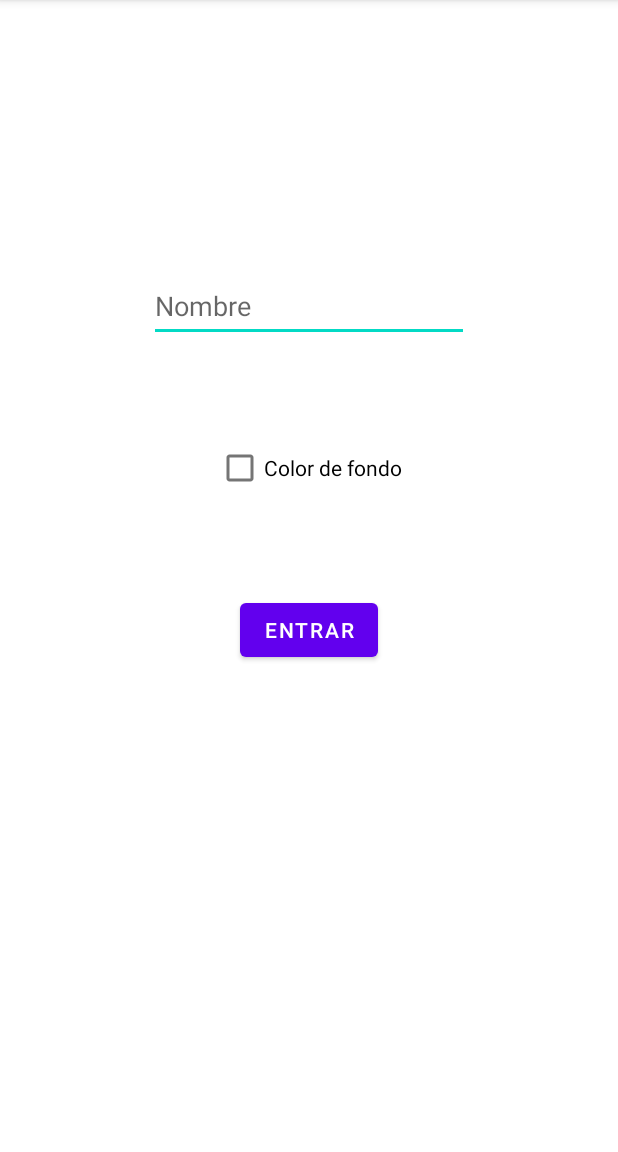
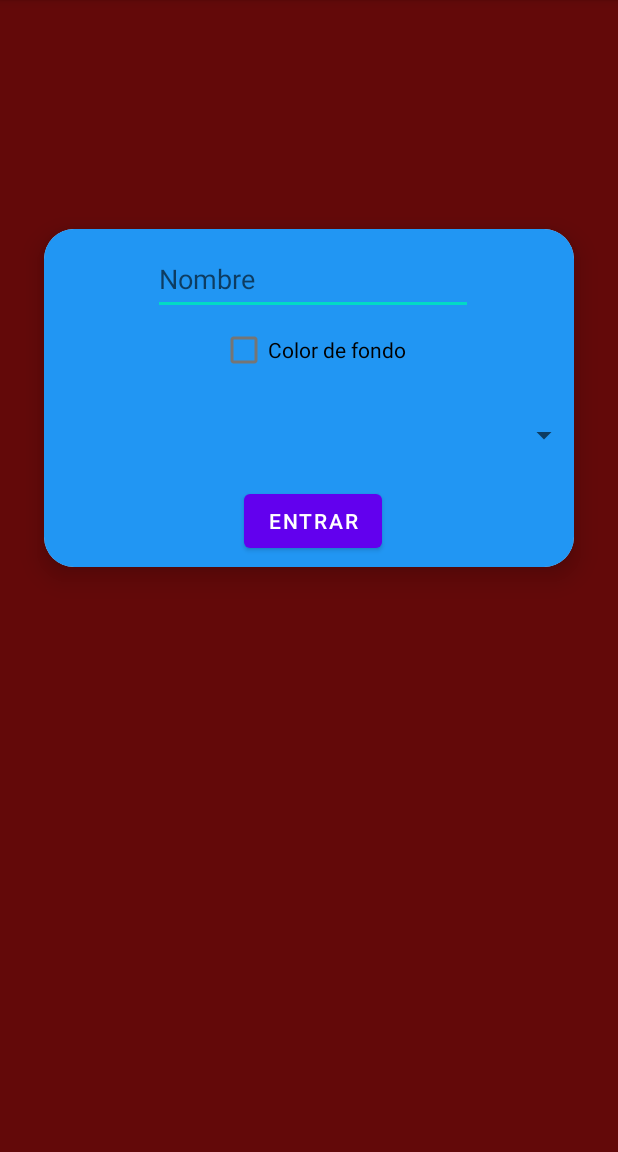
Before and after one commit to JoseSubzero/mySharedPreferences, an Android app: the screen it shows after launch (MainActivity), on a phone screen of 412 x 824 dp, the part 84-1236 px from its top. Run offline under Robolectric (Android 15) with nearby library versions, the phone set to English and light mode, and no system bars.

Commit message:
Commit segundo. CardViews añadidas y spinner insertado en la cardView. Codigo para el spinner comentado y posible fallo que provoca la explosion

```diff
--- a/app/src/main/java/com/example/mysharedpreferences/AccessActivity.kt
+++ b/app/src/main/java/com/example/mysharedpreferences/AccessActivity.kt
@@ -25,7 +25,7 @@ class AccessActivity : AppCompatActivity() {
         val userName = prefs.getName()
         binding.tvHello.text = "¡Hola $userName!"
         if (prefs.getColorCheck()) {
-            binding.containerLayout.setBackgroundColor(
+            binding.ContainerCardView.setBackgroundColor(
                 ContextCompat.getColor(this, R.color.purple_200)
             )
         }
--- a/app/src/main/java/com/example/mysharedpreferences/MainActivity.kt
+++ b/app/src/main/java/com/example/mysharedpreferences/MainActivity.kt
@@ -9,10 +9,13 @@ import com.example.mysharedpreferences.databinding.ActivityMainBinding
 
 class MainActivity : AppCompatActivity() {
     private lateinit var binding: ActivityMainBinding
+    var color = arrayOf("")
     override fun onCreate(savedInstanceState: Bundle?) {
         super.onCreate(savedInstanceState)
         binding = ActivityMainBinding.inflate(layoutInflater)
         setContentView(binding.root)
+
+//        getSpinner(this, binding.spColor, color, R.array.colors)
 
         initUI()
         checkUserValues()
--- a/app/src/main/res/layout/activity_main.xml
+++ b/app/src/main/res/layout/activity_main.xml
@@ -4,7 +4,30 @@
     xmlns:tools="http://schemas.android.com/tools"
     android:layout_width="match_parent"
     android:layout_height="match_parent"
+    android:background="#630909"
     tools:context=".MainActivity">
+
+    <androidx.cardview.widget.CardView
+        android:layout_width="389dp"
+        android:layout_height="273dp"
+        android:layout_margin="10dp"
+        android:background="#D51717"
+        app:cardBackgroundColor="@color/white"
+        app:cardCornerRadius="20dp"
+        app:cardElevation="10dp"
+        app:cardMaxElevation="12dp"
+        app:cardPreventCornerOverlap="true"
+        app:cardUseCompatPadding="true"
+        app:layout_constraintBottom_toBottomOf="parent"
+        app:layout_constraintEnd_toEndOf="parent"
+        app:layout_constraintStart_toStartOf="parent"
+        app:layout_constraintTop_toTopOf="parent"
+        app:layout_constraintVertical_bias="0.25">
+
+        <androidx.constraintlayout.widget.ConstraintLayout
+            android:layout_width="358dp"
+            android:layout_height="237dp"
+            android:background="#2196F3">
 
             <EditText
                 android:id="@+id/etName"
@@ -16,9 +39,10 @@
                 android:minHeight="48dp"
                 app:layout_constraintBottom_toBottomOf="parent"
                 app:layout_constraintEnd_toEndOf="parent"
+                app:layout_constraintHorizontal_bias="0.50"
                 app:layout_constraintStart_toStartOf="parent"
                 app:layout_constraintTop_toTopOf="parent"
-        app:layout_constraintVertical_bias="0.25" />
+                app:layout_constraintVertical_bias="0.05" />
 
             <CheckBox
                 android:id="@+id/cbBackgroundColor"
@@ -29,7 +53,7 @@
                 app:layout_constraintEnd_toEndOf="parent"
                 app:layout_constraintStart_toStartOf="parent"
                 app:layout_constraintTop_toTopOf="parent"
-        app:layout_constraintVertical_bias="0.40" />
+                app:layout_constraintVertical_bias="0.3" />
 
             <Button
                 android:id="@+id/btnEnter"
@@ -40,5 +64,19 @@
                 app:layout_constraintEnd_toEndOf="parent"
                 app:layout_constraintStart_toStartOf="parent"
                 app:layout_constraintTop_toTopOf="parent"
-        app:layout_constraintVertical_bias="0.55" />
+                app:layout_constraintVertical_bias="0.9" />
+
+            <Spinner
+                android:id="@+id/spColor"
+                android:layout_width="356dp"
+                android:layout_height="wrap_content"
+                android:minHeight="48dp"
+                app:layout_constraintBottom_toBottomOf="parent"
+                app:layout_constraintEnd_toEndOf="parent"
+                app:layout_constraintStart_toStartOf="parent"
+                app:layout_constraintTop_toTopOf="parent"
+                app:layout_constraintVertical_bias="0.6" />
         </androidx.constraintlayout.widget.ConstraintLayout>
+    </androidx.cardview.widget.CardView>
+
+</androidx.constraintlayout.widget.ConstraintLayout>
--- a/app/src/main/res/values/colors.xml
+++ b/app/src/main/res/values/colors.xml
@@ -7,4 +7,11 @@
     <color name="teal_700">#FF018786</color>
     <color name="black">#FF000000</color>
     <color name="white">#FFFFFFFF</color>
+    <color name="red">#D61A1A</color>
+    <color name="blue">#03A9F4</color>
+    <color name="green">#1BDD23</color>
+    <color name="purple">#6C2AE3</color>
+    <color name="orange">#E44310</color>
+    <color name="yellow">#D3A10B</color>
+    <color name="gray">#858282</color>
 </resources>
```
Also changed, not shown: app/src/main/java/com/example/mysharedpreferences/tools.kt (added, +35 -0 lines), app/src/main/res/layout/activity_access.xml (+33 -7 lines), app/src/main/res/values/arrays.xml (added, +13 -0 lines). Lines whose indentation alone changed are shown as unchanged.
